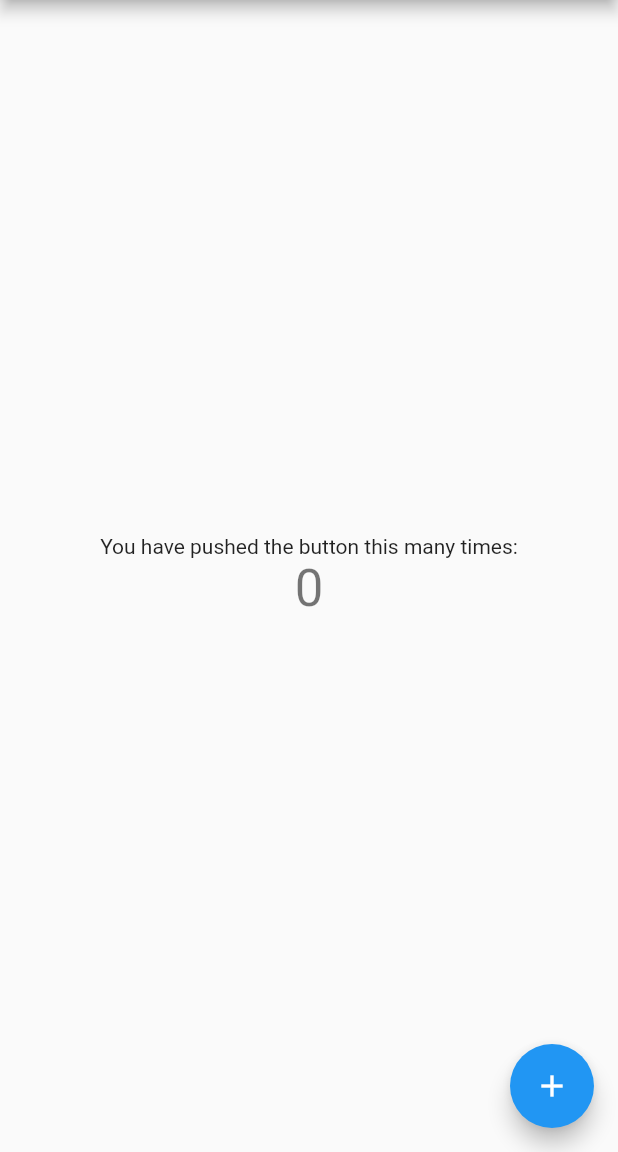
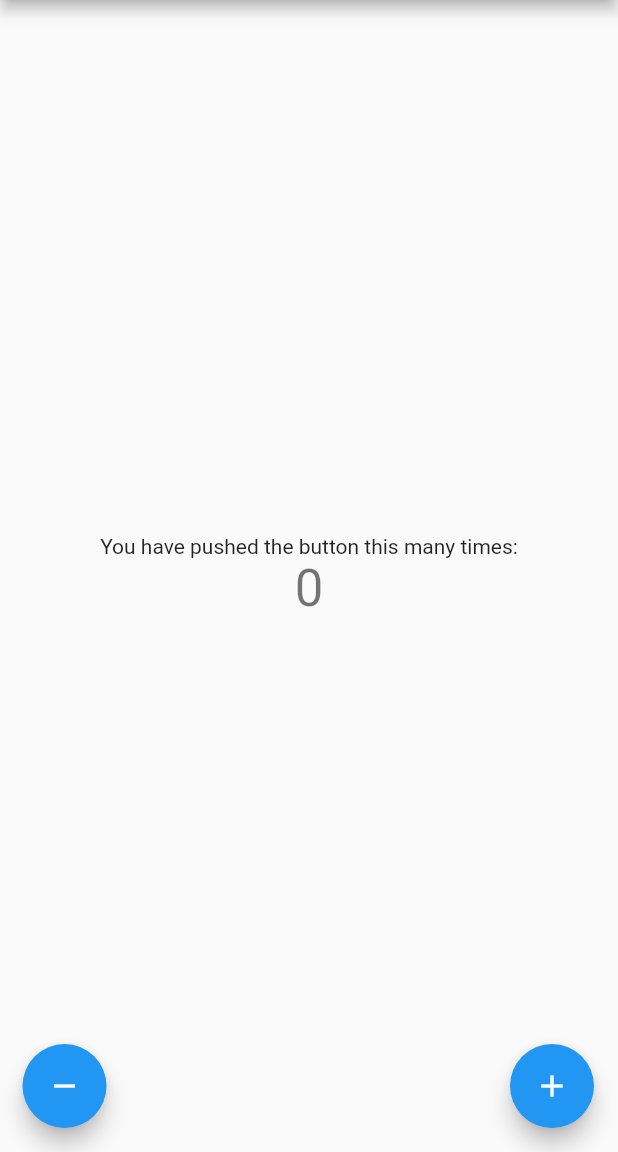
Before and after one commit to vajapu1993/flutter-demo-app, a Flutter app: the screen it shows after launch, on a phone screen of 412 x 824 dp, the part 84-1236 px from its top. Run offline on Flutter 3.47's test engine with Material 2 defaults, Android fonts, the phone set to English and light mode, and no system bars; project files that could hold a hidden picture were left out.

```diff
--- a/lib/main.dart
+++ b/lib/main.dart
@@ -124,14 +124,14 @@ class _MyHomePageState extends State<MyHomePage> {
           children: <Widget>[
 
             //This is for adding decrement
-            // Padding(padding: EdgeInsets.only(left:31),
-            //   child: Align(
-            //     alignment: Alignment.bottomLeft,
-            //     child: FloatingActionButton(
-            //       onPressed: _decrementCounter,
-            //       key: Key('decrement'),
-            //       child: Icon(Icons.remove),),
-            //   ),),
+            Padding(padding: EdgeInsets.only(left:31),
+              child: Align(
+                alignment: Alignment.bottomLeft,
+                child: FloatingActionButton(
+                  onPressed: _decrementCounter,
+                  key: Key('decrement'),
+                  child: Icon(Icons.remove),),
+              ),),
 
             Align(
               alignment: Alignment.bottomRight,
```
